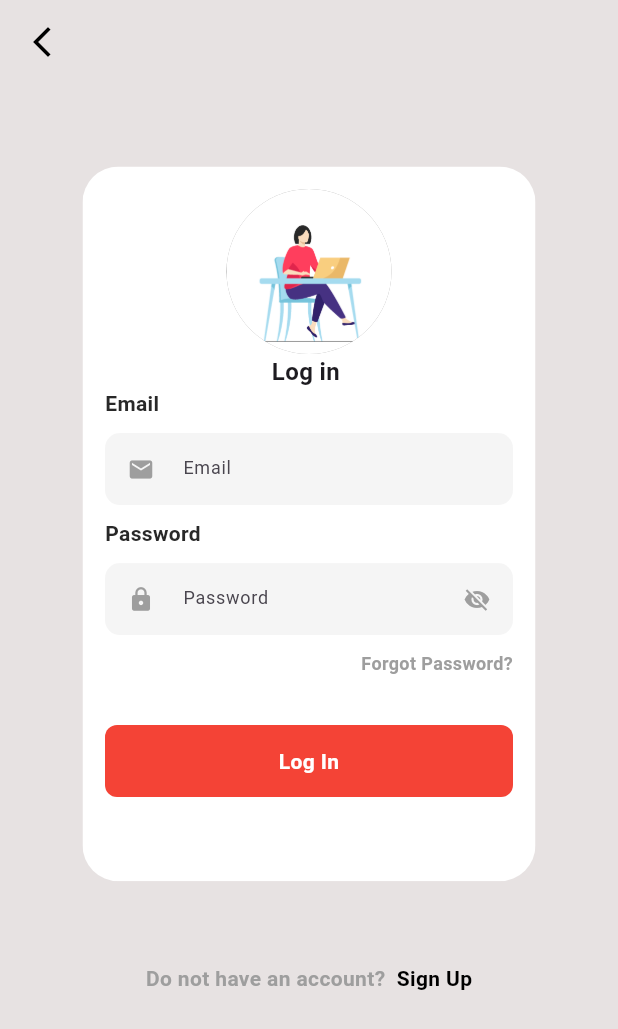
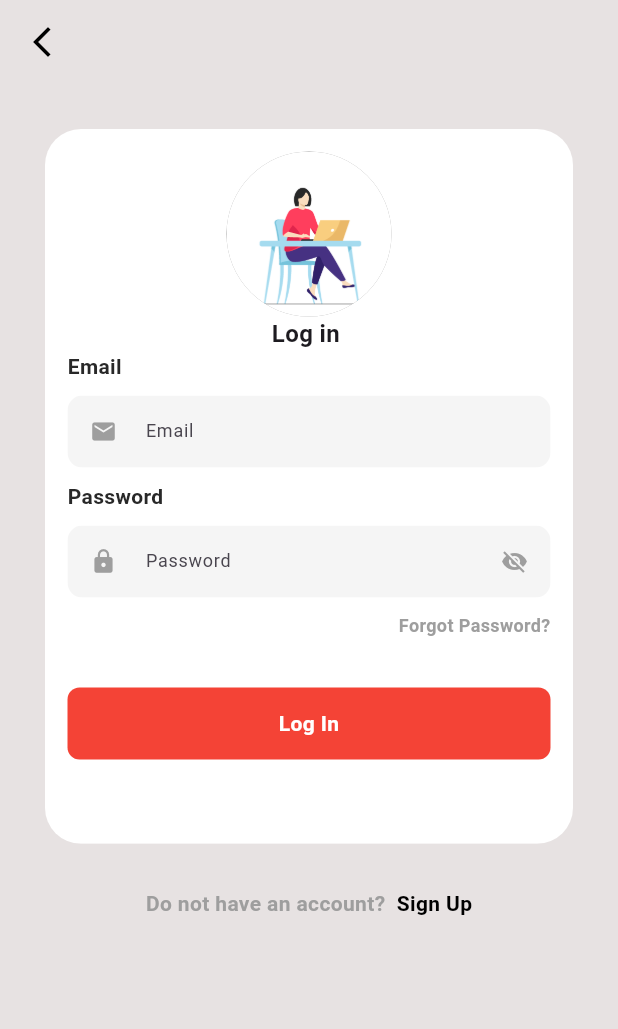
Before and after one commit to preeejith/fakestore, a Flutter app: the screen it shows after launch, on a phone screen of 412 x 824 dp. Shown: the top 1029 px of the screen. Run offline on Flutter 3.47's test engine with Material 3 defaults, Android fonts, the phone set to English and light mode, and no system bars; our stand-ins replace cached_network_image, firebase_auth, firebase_core, flutter_bloc, flutter_rating_bar, fluttertoast and 3 more; accounts and stored records are empty.

Commit message:
final login nd homescreen

```diff
--- a/lib/ui/authentication/loginscreen.dart
+++ b/lib/ui/authentication/loginscreen.dart
@@ -47,10 +47,11 @@ class _LoginScreenState extends State<LoginScreen> {
       children: [
         Center(
           child: Padding(
-            padding: const EdgeInsets.all(55.0),
+            padding: const EdgeInsets.all(30.0),
             child: ClipRRect(
               borderRadius: BorderRadius.circular(24),
               child: Container(
+                width: Helper.width(context),
                 color: Colors.white,
                 child: Form(
                   key: formKey,
--- a/lib/ui/homescreen.dart
+++ b/lib/ui/homescreen.dart
@@ -230,7 +230,7 @@ class _HomeScreenState extends State<HomeScreen> {
                                                         )
                                                       ] // Make rounded corner of border
                                                       ),
-                                                  width: 150,
+                                                  width: 100,
                                                   // color: Colors.grey,
                                                   child: Padding(
                                                     padding:
```
